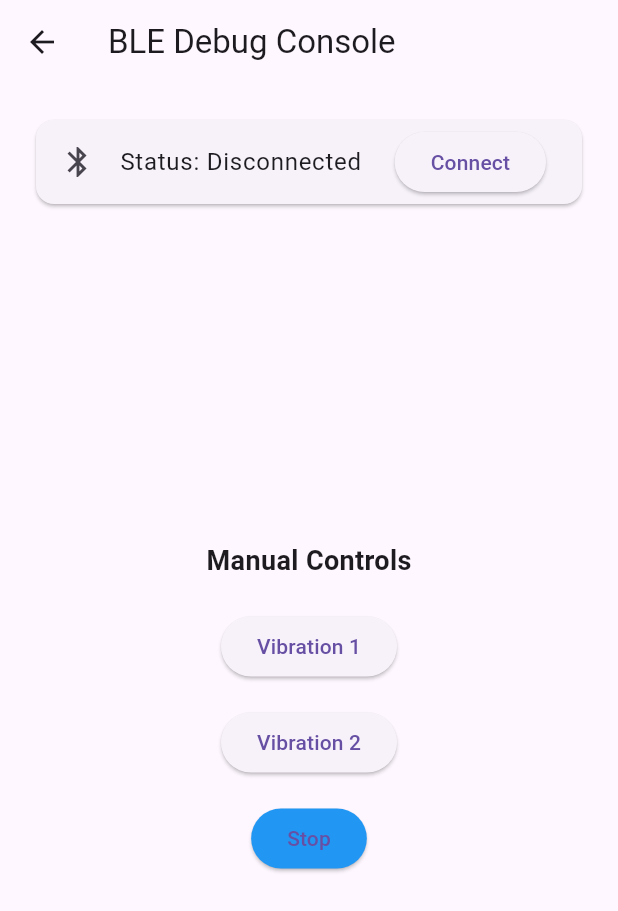
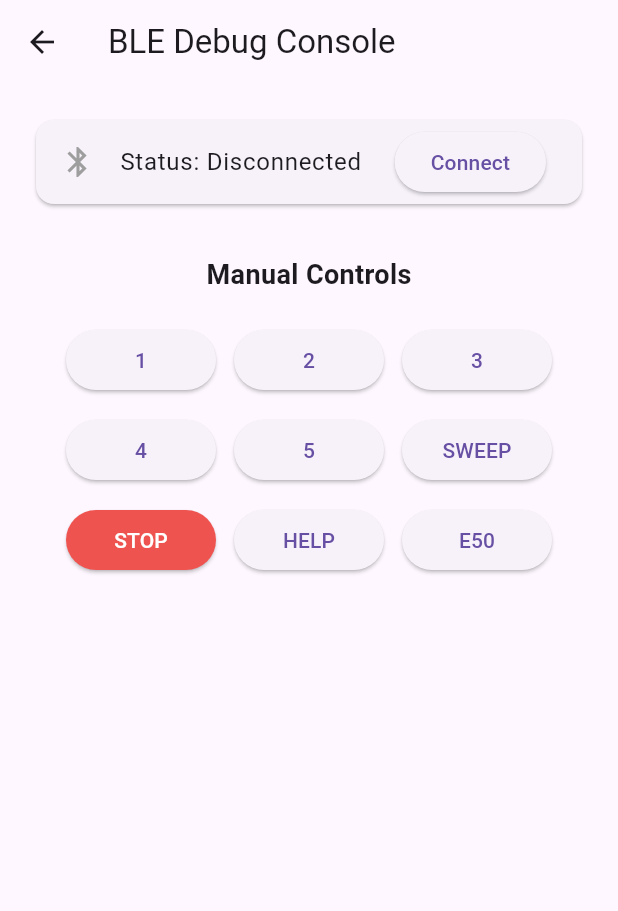
Before and after one commit to HalaEddouh/CreateX-Team1Software, a Flutter app: the DebugPage screen opened by its route, on a phone screen of 412 x 824 dp. Shown: the top 911 px of the screen. Run offline on Flutter 3.47's test engine with Material 3 defaults, Android fonts, the phone set to English and light mode, and no system bars; our stand-ins replace flutter_blue_plus, google_maps_flutter.

Commit message:
fixed incorrect buttons in ble debug page

```diff
--- a/lib/screens/ble_debug_console/ble_debug_page.dart
+++ b/lib/screens/ble_debug_console/ble_debug_page.dart
@@ -1,6 +1,5 @@
 import 'package:flutter/material.dart';
-import '../../services/navigationService.dart'; // singleton
-import '../../services/ble_service.dart'; // BLE code untouched
+import '../../services/ble_service.dart';
 
 class DebugPage extends StatefulWidget {
   const DebugPage({super.key});
@@ -10,25 +9,27 @@ class DebugPage extends StatefulWidget {
 }
 
 class _DebugPageState extends State<DebugPage> {
-  // Placeholder status
   String bleStatus = "Disconnected";
 
-  // sends information to the BLE device
+  // List of required button values
+  final List<String> commands = [
+    "1", "2", "3", "4", "5", "sweep", "stop", "help", "e50"
+  ];
+
   void _sendInstruction(String command) {
     if (BLEService().isConnected) {
       BLEService().sendCommand(command);
       ScaffoldMessenger.of(context).showSnackBar(
-        SnackBar(content: Text("Sent: $command")),
+        SnackBar(content: Text("Sent: $command"), duration: const Duration(seconds: 1)),
       );
     } else {
       ScaffoldMessenger.of(context).showSnackBar(
-        const SnackBar(content: Text("Connect device.")),
+        const SnackBar(content: Text("Connect device first.")),
       );
     }
   }
 
-  // connects to user's device
-  Future<void> _connectAndNavigate() async {
+  Future<void> _handleConnect() async {
     final device = BLEService().selectedDevice;
 
     if (device == null) {
@@ -39,12 +40,11 @@ class _DebugPageState extends State<DebugPage> {
     }
 
     bool connected = await BLEService().connectToDevice(device);
+    setState(() {
+      bleStatus = connected ? "Connected" : "Disconnected";
+    });
 
-    if (connected) {
-      setState(() => bleStatus = "Connected");
-      navigationService.navigateWithProcessing('/debug'); // uses singleton
-    } else {
-      setState(() => bleStatus = "Disconnected");
+    if (!connected) {
       ScaffoldMessenger.of(context).showSnackBar(
         const SnackBar(content: Text("Failed to connect")),
       );
@@ -61,36 +61,41 @@ class _DebugPageState extends State<DebugPage> {
           children: [
             Card(
               child: ListTile(
-                leading: const Icon(Icons.bluetooth),
+                leading: Icon(
+                  Icons.bluetooth,
+                  color: bleStatus == "Connected" ? Colors.blue : Colors.grey,
+                ),
                 title: Text("Status: $bleStatus"),
                 trailing: ElevatedButton(
-                  onPressed: () {
-                    // Add Scan logic if needed
-                  },
+                  onPressed: _handleConnect,
                   child: const Text("Connect"),
                 ),
               ),
             ),
-            const Spacer(),
-            const Text("Manual Controls",
-                style: TextStyle(fontSize: 18, fontWeight: FontWeight.bold)),
+            const SizedBox(height: 30),
+            const Text(
+              "Manual Controls",
+              style: TextStyle(fontSize: 18, fontWeight: FontWeight.bold),
+            ),
             const SizedBox(height: 20),
-            ElevatedButton(
-              onPressed: () => _sendInstruction("Vibration_1"),
-              child: const Text("Vibration 1"),
-            ),
-            const SizedBox(height: 16),
-            ElevatedButton(
-              onPressed: () => _sendInstruction("Vibration_2"),
-              child: const Text("Vibration 2"),
-            ),
-            const SizedBox(height: 16),
-            ElevatedButton(
-              onPressed: () => _sendInstruction("Stop"),
-              style: ElevatedButton.styleFrom(
-                backgroundColor: Colors.blue,
-              ),
-              child: const Text("Stop"),
+            // Wrap allows buttons to flow to the next line automatically
+            Wrap(
+              spacing: 12, // horizontal gap
+              runSpacing: 12, // vertical gap
+              alignment: WrapAlignment.center,
+              children: commands.map((cmd) {
+                return SizedBox(
+                  width: 100, // Fixed width for a uniform grid look
+                  child: ElevatedButton(
+                    style: ElevatedButton.styleFrom(
+                      backgroundColor: cmd == "stop" ? Colors.red.shade400 : null,
+                      foregroundColor: cmd == "stop" ? Colors.white : null,
+                    ),
+                    onPressed: () => _sendInstruction(cmd),
+                    child: Text(cmd.toUpperCase()),
+                  ),
+                );
+              }).toList(),
             ),
             const Spacer(),
           ],
```
Also changed, not shown: pubspec.lock.
